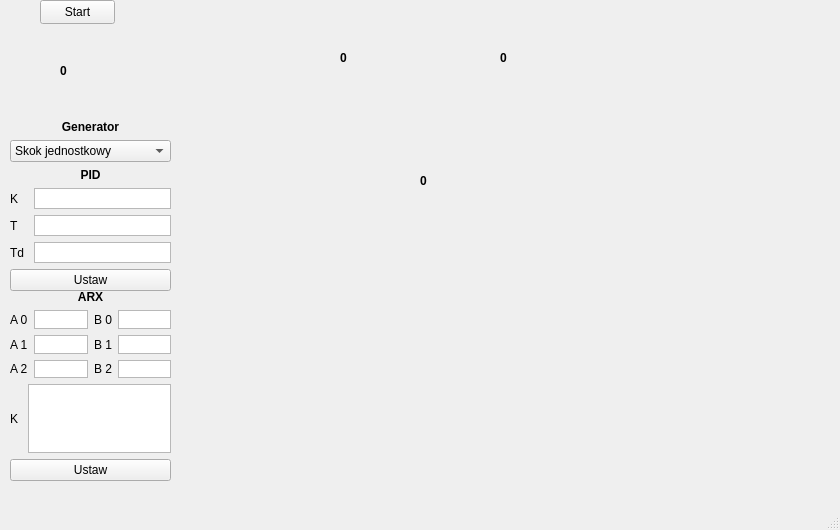
Qt form GUI/mainwindow.ui (kacpereqo/regulatix) before a commit.
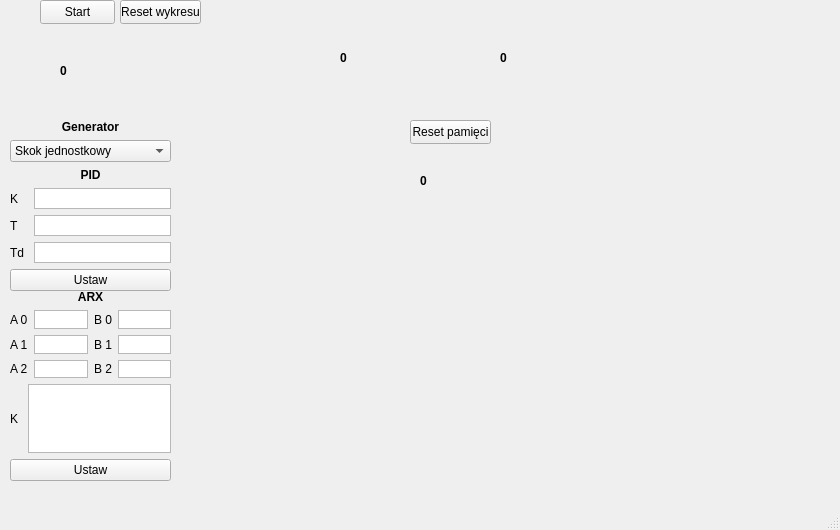
The same form after that commit. Icons and pictures are not drawn.

Commit message:
ARX/Chart
Delay button/charts

What changed in the file:
```diff
--- a/GUI/mainwindow.ui
+++ b/GUI/mainwindow.ui
@@ -471,6 +471,43 @@
      <string/>
     </property>
    </widget>
+   <widget class="QPushButton" name="resetButton">
+    <property name="geometry">
+     <rect>
+      <x>410</x>
+      <y>120</y>
+      <width>81</width>
+      <height>24</height>
+     </rect>
+    </property>
+    <property name="text">
+     <string>Reset pamięci</string>
+    </property>
+   </widget>
+   <widget class="QWidget" name="horizontalLayoutWidget_9">
+    <property name="geometry">
+     <rect>
+      <x>200</x>
+      <y>200</y>
+      <width>591</width>
+      <height>281</height>
+     </rect>
+    </property>
+    <layout class="QHBoxLayout" name="chartLayout"/>
+   </widget>
+   <widget class="QPushButton" name="chartResetButton">
+    <property name="geometry">
+     <rect>
+      <x>120</x>
+      <y>0</y>
+      <width>81</width>
+      <height>24</height>
+     </rect>
+    </property>
+    <property name="text">
+     <string>Reset wykresu</string>
+    </property>
+   </widget>
    <zorder>pidDiagram</zorder>
    <zorder>verticalLayoutWidget_2</zorder>
    <zorder>light</zorder>
```
Left out of the diff: 3 changed lines with no effect on the pictures. The commit also changes 26 other files.
